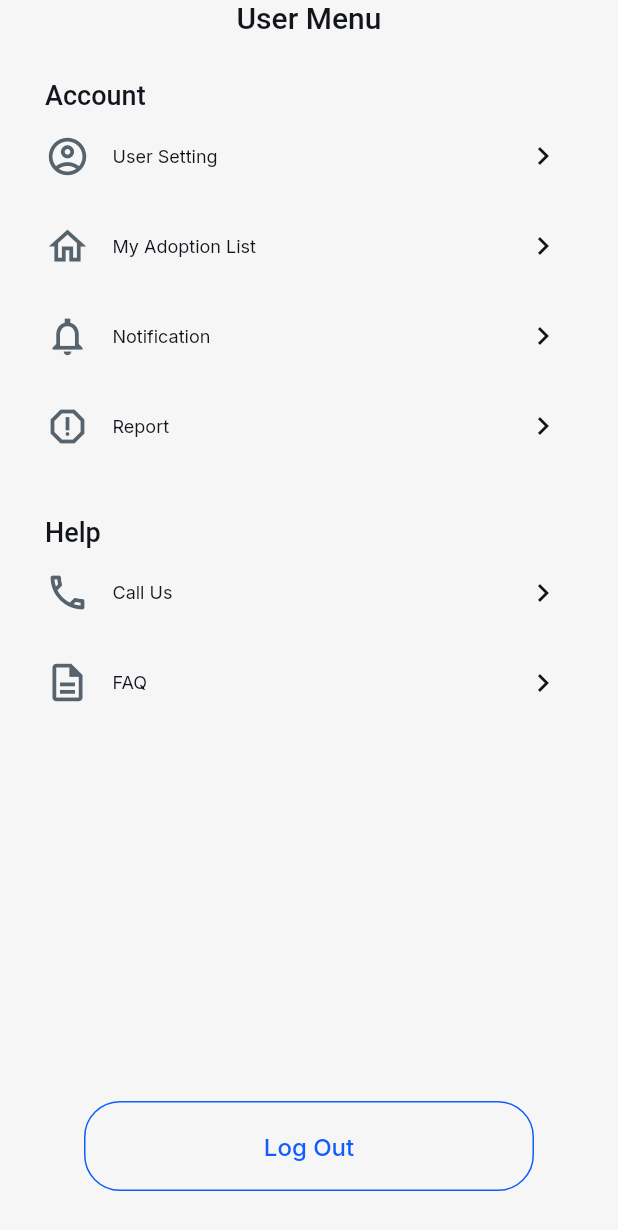
After one commit to JoshuaAbbelR/PFY, a Flutter app: the AccountWidget screen opened by its route, on a phone screen of 412 x 824 dp. The commit adds this screen. Shown: the top 1230 px of the screen. Run offline on Flutter 3.47's test engine with Material 3 defaults, Android fonts, the phone set to English and light mode, and no system bars; drawn by our look-alikes of auto_size_text; our stand-ins replace firebase_auth, firebase_core, font_awesome_flutter, from_css_color, go_router, google_fonts and 8 more; missing offline and left inert: json_path; accounts and stored records are empty; network calls fail; Roboto replaces fonts that are missing (Readex Pro).

Commit message:
comit jos 3

```diff
--- a/lib/flutter_flow/nav/nav.dart
+++ b/lib/flutter_flow/nav/nav.dart
@@ -130,6 +130,11 @@ GoRouter createRouter(AppStateNotifier appStateNotifier) => GoRouter(
           name: 'massageInterface',
           path: '/massageInterface',
           builder: (context, params) => MassageInterfaceWidget(),
+        ),
+        FFRoute(
+          name: 'account',
+          path: '/account',
+          builder: (context, params) => AccountWidget(),
         )
       ].map((r) => r.toRoute(appStateNotifier)).toList(),
     );
--- a/lib/index.dart
+++ b/lib/index.dart
@@ -9,3 +9,4 @@ export '/pages/search_result/search_result_widget.dart' show SearchResultWidget;
 export '/pages/massage/massage_widget.dart' show MassageWidget;
 export '/pages/massage_interface/massage_interface_widget.dart'
     show MassageInterfaceWidget;
+export '/pages/account/account_widget.dart' show AccountWidget;
--- /dev/null
+++ b/lib/pages/account/account_model.dart
@@ -0,0 +1,22 @@
+import '/flutter_flow/flutter_flow_icon_button.dart';
+import '/flutter_flow/flutter_flow_theme.dart';
+import '/flutter_flow/flutter_flow_util.dart';
+import '/flutter_flow/flutter_flow_widgets.dart';
+import 'account_widget.dart' show AccountWidget;
+import 'package:flutter/material.dart';
+import 'package:google_fonts/google_fonts.dart';
+import 'package:provider/provider.dart';
+
+class AccountModel extends FlutterFlowModel<AccountWidget> {
+  ///  State fields for stateful widgets in this page.
+
+  final unfocusNode = FocusNode();
+
+  @override
+  void initState(BuildContext context) {}
+
+  @override
+  void dispose() {
+    unfocusNode.dispose();
+  }
+}
--- /dev/null
+++ b/lib/pages/account/account_widget.dart
@@ -0,0 +1,490 @@
+import '/flutter_flow/flutter_flow_icon_button.dart';
+import '/flutter_flow/flutter_flow_theme.dart';
+import '/flutter_flow/flutter_flow_util.dart';
+import '/flutter_flow/flutter_flow_widgets.dart';
+import 'package:flutter/material.dart';
+import 'package:google_fonts/google_fonts.dart';
+import 'package:provider/provider.dart';
+import 'account_model.dart';
+export 'account_model.dart';
+
+class AccountWidget extends StatefulWidget {
+  const AccountWidget({super.key});
+
+  @override
+  State<AccountWidget> createState() => _AccountWidgetState();
+}
+
+class _AccountWidgetState extends State<AccountWidget> {
+  late AccountModel _model;
+
+  final scaffoldKey = GlobalKey<ScaffoldState>();
+
+  @override
+  void initState() {
+    super.initState();
+    _model = createModel(context, () => AccountModel());
+  }
+
+  @override
+  void dispose() {
+    _model.dispose();
+
+    super.dispose();
+  }
+
+  @override
+  Widget build(BuildContext context) {
+    return GestureDetector(
+      onTap: () => _model.unfocusNode.canRequestFocus
+          ? FocusScope.of(context).requestFocus(_model.unfocusNode)
+          : FocusScope.of(context).unfocus(),
+      child: Scaffold(
+        key: scaffoldKey,
+        backgroundColor: FlutterFlowTheme.of(context).primaryBackground,
+        body: SafeArea(
+          top: true,
+          child: Align(
+            alignment: AlignmentDirectional(0.0, 0.0),
+            child: Column(
+              mainAxisSize: MainAxisSize.max,
+              mainAxisAlignment: MainAxisAlignment.spaceBetween,
+              children: [
+                Column(
+                  mainAxisSize: MainAxisSize.max,
+                  children: [
+                    Padding(
+                      padding:
+                          EdgeInsetsDirectional.fromSTEB(0.0, 0.0, 0.0, 30.0),
+                      child: Text(
+                        'User Menu',
+                        style:
+                            FlutterFlowTheme.of(context).headlineSmall.override(
+                                  fontFamily: 'Readex Pro',
+                                  fontSize: 20.0,
+                                  letterSpacing: 0.0,
+                                ),
+                      ),
+                    ),
+                    Align(
+                      alignment: AlignmentDirectional(-1.0, 0.0),
+                      child: Padding(
+                        padding:
+                            EdgeInsetsDirectional.fromSTEB(30.0, 0.0, 0.0, 0.0),
+                        child: Text(
+                          'Account',
+                          style: FlutterFlowTheme.of(context)
+                              .headlineSmall
+                              .override(
+                                fontFamily: 'Readex Pro',
+                                fontSize: 18.0,
+                                letterSpacing: 0.0,
+                              ),
+                        ),
+                      ),
+                    ),
+                    Padding(
+                      padding: EdgeInsetsDirectional.fromSTEB(
+                          30.0, 10.0, 30.0, 10.0),
+                      child: Row(
+                        mainAxisSize: MainAxisSize.max,
+                        mainAxisAlignment: MainAxisAlignment.spaceBetween,
+                        children: [
+                          Expanded(
+                            child: Row(
+                              mainAxisSize: MainAxisSize.max,
+                              mainAxisAlignment: MainAxisAlignment.start,
+                              children: [
+                                Icon(
+                                  Icons.account_circle_outlined,
+                                  color: Color(0xFF57636C),
+                                  size: 30.0,
+                                ),
+                                Padding(
+                                  padding: EdgeInsetsDirectional.fromSTEB(
+                                      15.0, 0.0, 0.0, 0.0),
+                                  child: Text(
+                                    'User Setting',
+                                    style: FlutterFlowTheme.of(context)
+                                        .bodyMedium
+                                        .override(
+                                          fontFamily: 'Inter',
+                                          letterSpacing: 0.0,
+                                        ),
+                                  ),
+                                ),
+                              ],
+                            ),
+                          ),
+                          Row(
+                            mainAxisSize: MainAxisSize.max,
+                            children: [
+                              FlutterFlowIconButton(
+                                borderColor: Colors.transparent,
+                                borderRadius: 20.0,
+                                borderWidth: 1.0,
+                                buttonSize: 40.0,
+                                fillColor: FlutterFlowTheme.of(context)
+                                    .primaryBackground,
+                                icon: Icon(
+                                  Icons.navigate_next,
+                                  color:
+                                      FlutterFlowTheme.of(context).primaryText,
+                                  size: 24.0,
+                                ),
+                                onPressed: () {
+                                  print('IconButton pressed ...');
+                                },
+                              ),
+                            ],
+                          ),
+                        ],
+                      ),
+                    ),
+                    Padding(
+                      padding: EdgeInsetsDirectional.fromSTEB(
+                          30.0, 10.0, 30.0, 10.0),
+                      child: Row(
+                        mainAxisSize: MainAxisSize.max,
+                        mainAxisAlignment: MainAxisAlignment.spaceBetween,
+                        children: [
+                          Expanded(
+                            child: Row(
+                              mainAxisSize: MainAxisSize.max,
+                              mainAxisAlignment: MainAxisAlignment.start,
+                              children: [
+                                Icon(
+                                  Icons.home_outlined,
+                                  color: Color(0xFF57636C),
+                                  size: 30.0,
+                                ),
+                                Padding(
+                                  padding: EdgeInsetsDirectional.fromSTEB(
+                                      15.0, 0.0, 0.0, 0.0),
+                                  child: Text(
+                                    'My Adoption List',
+                                    style: FlutterFlowTheme.of(context)
+                                        .bodyMedium
+                                        .override(
+                                          fontFamily: 'Inter',
+                                          letterSpacing: 0.0,
+                                        ),
+                                  ),
+                                ),
+                              ],
+                            ),
+                          ),
+                          Row(
+                            mainAxisSize: MainAxisSize.max,
+                            children: [
+                              FlutterFlowIconButton(
+                                borderColor: Colors.transparent,
+                                borderRadius: 20.0,
+                                borderWidth: 1.0,
+                                buttonSize: 40.0,
+                                fillColor: FlutterFlowTheme.of(context)
+                                    .primaryBackground,
+                                icon: Icon(
+                                  Icons.navigate_next,
+                                  color:
+                                      FlutterFlowTheme.of(context).primaryText,
+                                  size: 24.0,
+                                ),
+                                onPressed: () {
+                                  print('IconButton pressed ...');
+                                },
+                              ),
+                            ],
+                          ),
+                        ],
+                      ),
+                    ),
+                    Padding(
+                      padding: EdgeInsetsDirectional.fromSTEB(
+                          30.0, 10.0, 30.0, 10.0),
+                      child: Row(
+                        mainAxisSize: MainAxisSize.max,
+                        mainAxisAlignment: MainAxisAlignment.spaceBetween,
+                        children: [
+                          Expanded(
+                            child: Row(
+                              mainAxisSize: MainAxisSize.max,
+                              mainAxisAlignment: MainAxisAlignment.start,
+                              children: [
+                                Icon(
+                                  Icons.notifications_none_sharp,
+                                  color: Color(0xFF57636C),
+                                  size: 30.0,
+                                ),
+                                Padding(
+                                  padding: EdgeInsetsDirectional.fromSTEB(
+                                      15.0, 0.0, 0.0, 0.0),
+                                  child: Text(
+                                    'Notification',
+                                    style: FlutterFlowTheme.of(context)
+                                        .bodyMedium
+                                        .override(
+                                          fontFamily: 'Inter',
+                                          letterSpacing: 0.0,
+                                        ),
+                                  ),
+                                ),
+                              ],
+                            ),
+                          ),
+                          Row(
+                            mainAxisSize: MainAxisSize.max,
+                            children: [
+                              FlutterFlowIconButton(
+                                borderColor: Colors.transparent,
+                                borderRadius: 20.0,
+                                borderWidth: 1.0,
+                                buttonSize: 40.0,
+                                fillColor: FlutterFlowTheme.of(context)
+                                    .primaryBackground,
+                                icon: Icon(
+                                  Icons.navigate_next,
+                                  color:
+                                      FlutterFlowTheme.of(context).primaryText,
+                                  size: 24.0,
+                                ),
+                                onPressed: () {
+                                  print('IconButton pressed ...');
+                                },
+                              ),
+                            ],
+                          ),
+                        ],
+                      ),
+                    ),
+                    Padding(
+                      padding: EdgeInsetsDirectional.fromSTEB(
+                          30.0, 10.0, 30.0, 10.0),
+                      child: Row(
+                        mainAxisSize: MainAxisSize.max,
+                        mainAxisAlignment: MainAxisAlignment.spaceBetween,
+                        children: [
+                          Expanded(
+                            child: Row(
+                              mainAxisSize: MainAxisSize.max,
+                              mainAxisAlignment: MainAxisAlignment.start,
+                              children: [
+                                Icon(
+                                  Icons.report_outlined,
+                                  color: Color(0xFF57636C),
+                                  size: 30.0,
+                                ),
+                                Padding(
+                                  padding: EdgeInsetsDirectional.fromSTEB(
+                                      15.0, 0.0, 0.0, 0.0),
+                                  child: Text(
+                                    'Report',
+                                    style: FlutterFlowTheme.of(context)
+                                        .bodyMedium
+                                        .override(
+                                          fontFamily: 'Inter',
+                                          letterSpacing: 0.0,
+                                        ),
+                                  ),
+                                ),
+                              ],
+                            ),
+                          ),
+                          Row(
+                            mainAxisSize: MainAxisSize.max,
+                            children: [
+                              FlutterFlowIconButton(
+                                borderColor: Colors.transparent,
+                                borderRadius: 20.0,
+                                borderWidth: 1.0,
+                                buttonSize: 40.0,
+                                fillColor: FlutterFlowTheme.of(context)
+                                    .primaryBackground,
+                                icon: Icon(
+                                  Icons.navigate_next,
+                                  color:
+                                      FlutterFlowTheme.of(context).primaryText,
+                                  size: 24.0,
+                                ),
+                                onPressed: () {
+                                  print('IconButton pressed ...');
+                                },
+                              ),
+                            ],
+                          ),
+                        ],
+                      ),
+                    ),
+                    Align(
+                      alignment: AlignmentDirectional(-1.0, 0.0),
+                      child: Padding(
+                        padding: EdgeInsetsDirectional.fromSTEB(
+                            30.0, 30.0, 0.0, 0.0),
+                        child: Text(
+                          'Help',
+                          style: FlutterFlowTheme.of(context)
+                              .headlineSmall
+                              .override(
+                                fontFamily: 'Readex Pro',
+                                fontSize: 18.0,
+                                letterSpacing: 0.0,
+                              ),
+                        ),
+                      ),
+                    ),
+                    Padding(
+                      padding: EdgeInsetsDirectional.fromSTEB(
+                          30.0, 10.0, 30.0, 10.0),
+                      child: Row(
+                        mainAxisSize: MainAxisSize.max,
+                        mainAxisAlignment: MainAxisAlignment.spaceBetween,
+                        children: [
+                          Expanded(
+                            child: Row(
+                              mainAxisSize: MainAxisSize.max,
+                              mainAxisAlignment: MainAxisAlignment.start,
+                              children: [
+                                Icon(
+                                  Icons.phone_outlined,
+                                  color: Color(0xFF57636C),
+                                  size: 30.0,
+                                ),
+                                Padding(
+                                  padding: EdgeInsetsDirectional.fromSTEB(
+                                      15.0, 0.0, 0.0, 0.0),
+                                  child: Text(
+                                    'Call Us',
+                                    style: FlutterFlowTheme.of(context)
+                                        .bodyMedium
+                                        .override(
+                                          fontFamily: 'Inter',
+                                          letterSpacing: 0.0,
+                                        ),
+                                  ),
+                                ),
+                              ],
+                            ),
+                          ),
+                          Row(
+                            mainAxisSize: MainAxisSize.max,
+                            children: [
+                              FlutterFlowIconButton(
+                                borderColor: Colors.transparent,
+                                borderRadius: 20.0,
+                                borderWidth: 1.0,
+                                buttonSize: 40.0,
+                                fillColor: FlutterFlowTheme.of(context)
+                                    .primaryBackground,
+                                icon: Icon(
+                                  Icons.navigate_next,
+                                  color:
+                                      FlutterFlowTheme.of(context).primaryText,
+                                  size: 24.0,
+                                ),
+                                onPressed: () {
+                                  print('IconButton pressed ...');
+                                },
+                              ),
+                            ],
+                          ),
+                        ],
+                      ),
+                    ),
+                    Padding(
+                      padding: EdgeInsetsDirectional.fromSTEB(
+                          30.0, 10.0, 30.0, 10.0),
+                      child: Row(
+                        mainAxisSize: MainAxisSize.max,
+                        mainAxisAlignment: MainAxisAlignment.spaceBetween,
+                        children: [
+                          Expanded(
+                            child: Row(
+                              mainAxisSize: MainAxisSize.max,
+                              mainAxisAlignment: MainAxisAlignment.start,
+                              children: [
+                                Icon(
+                                  Icons.description_outlined,
+                                  color: Color(0xFF57636C),
+                                  size: 30.0,
+                                ),
+                                Padding(
+                                  padding: EdgeInsetsDirectional.fromSTEB(
+                                      15.0, 0.0, 0.0, 0.0),
+                                  child: Text(
+                                    'FAQ',
+                                    style: FlutterFlowTheme.of(context)
+                                        .bodyMedium
+                                        .override(
+                                          fontFamily: 'Inter',
+                                          letterSpacing: 0.0,
+                                        ),
+                                  ),
+                                ),
+                              ],
+                            ),
+                          ),
+                          Row(
+                            mainAxisSize: MainAxisSize.max,
+                            children: [
+                              FlutterFlowIconButton(
+                                borderColor: Colors.transparent,
+                                borderRadius: 20.0,
+                                borderWidth: 1.0,
+                                buttonSize: 40.0,
+                                fillColor: FlutterFlowTheme.of(context)
+                                    .primaryBackground,
+                                icon: Icon(
+                                  Icons.navigate_next,
+                                  color:
+                                      FlutterFlowTheme.of(context).primaryText,
+                                  size: 24.0,
+                                ),
+                                onPressed: () {
+                                  print('IconButton pressed ...');
+                                },
+                              ),
+                            ],
+                          ),
+                        ],
+                      ),
+                    ),
+                  ],
+                ),
+                Padding(
+                  padding: EdgeInsetsDirectional.fromSTEB(0.0, 0.0, 0.0, 30.0),
+                  child: FFButtonWidget(
+                    onPressed: () {
+                      print('Button pressed ...');
+                    },
+                    text: 'Log Out',
+                    options: FFButtonOptions(
+                      width: 300.0,
+                      height: 60.0,
+                      padding:
+                          EdgeInsetsDirectional.fromSTEB(24.0, 0.0, 24.0, 0.0),
+                      iconPadding:
+                          EdgeInsetsDirectional.fromSTEB(0.0, 0.0, 0.0, 0.0),
+                      color: FlutterFlowTheme.of(context).primaryBackground,
+                      textStyle:
+                          FlutterFlowTheme.of(context).titleSmall.override(
+                                fontFamily: 'Inter',
+                                color: FlutterFlowTheme.of(context).primary,
+                                letterSpacing: 0.0,
+                              ),
+                      elevation: 0.0,
+                      borderSide: BorderSide(
+                        color: FlutterFlowTheme.of(context).primary,
+                        width: 1.0,
+                      ),
+                      borderRadius: BorderRadius.circular(24.0),
+                    ),
+                  ),
+                ),
+              ],
+            ),
+          ),
+        ),
+      ),
+    );
+  }
+}
```
